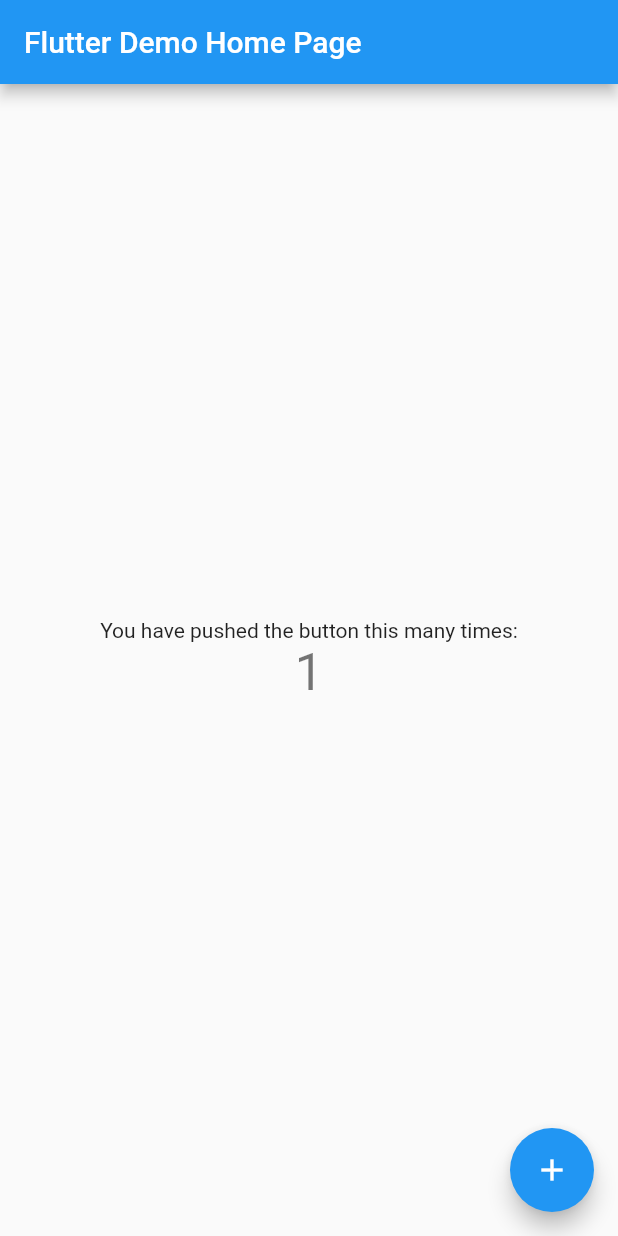
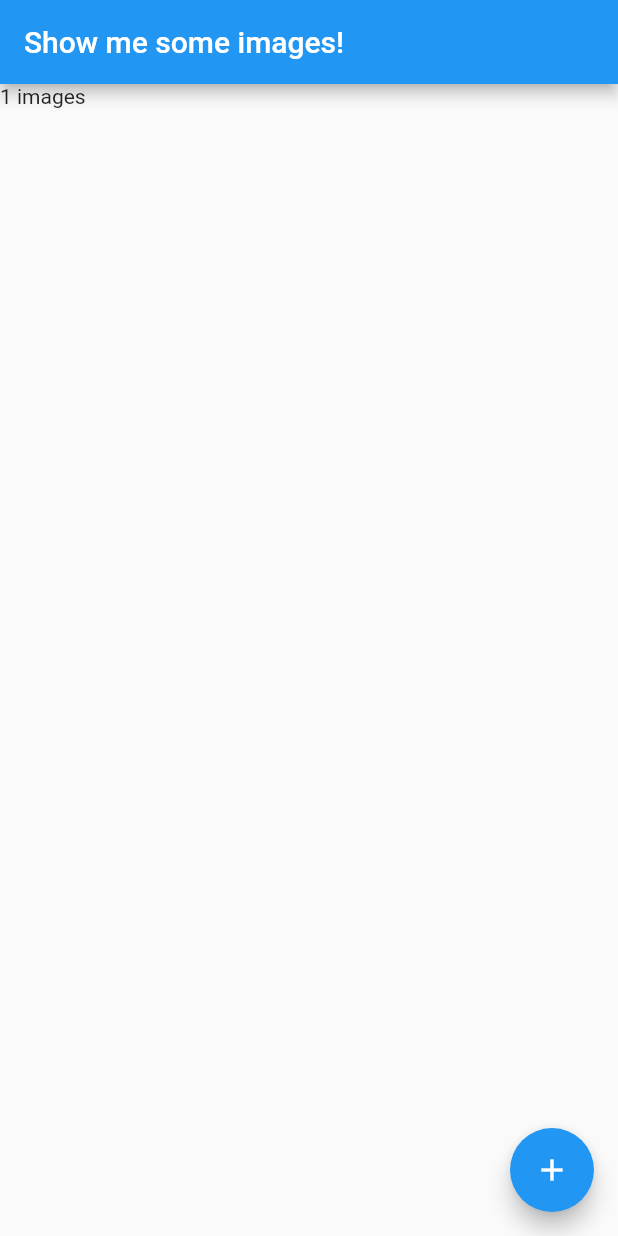
Before and after one commit to RichardMbingi/pics, a Flutter app: the screen it shows after launch, after a tap on the "add" icon, on a phone screen of 412 x 824 dp. Run offline on Flutter 3.47's test engine with Material 2 defaults, Android fonts, the phone set to English and light mode, and no system bars.

```diff
--- a/lib/main.dart
+++ b/lib/main.dart
@@ -1,111 +1,4 @@
 import 'package:flutter/material.dart';
+import 'src/app.dart';
 
-void main() => runApp(MyApp());
-
-class MyApp extends StatelessWidget {
-  // This widget is the root of your application.
-  @override
-  Widget build(BuildContext context) {
-    return MaterialApp(
-      title: 'Flutter Demo',
-      theme: ThemeData(
-        // This is the theme of your application.
-        //
-        // Try running your application with "flutter run". You'll see the
-        // application has a blue toolbar. Then, without quitting the app, try
-        // changing the primarySwatch below to Colors.green and then invoke
-        // "hot reload" (press "r" in the console where you ran "flutter run",
-        // or simply save your changes to "hot reload" in a Flutter IDE).
-        // Notice that the counter didn't reset back to zero; the application
-        // is not restarted.
-        primarySwatch: Colors.blue,
-      ),
-      home: MyHomePage(title: 'Flutter Demo Home Page'),
-    );
-  }
-}
-
-class MyHomePage extends StatefulWidget {
-  MyHomePage({Key key, this.title}) : super(key: key);
-
-  // This widget is the home page of your application. It is stateful, meaning
-  // that it has a State object (defined below) that contains fields that affect
-  // how it looks.
-
-  // This class is the configuration for the state. It holds the values (in this
-  // case the title) provided by the parent (in this case the App widget) and
-  // used by the build method of the State. Fields in a Widget subclass are
-  // always marked "final".
-
-  final String title;
-
-  @override
-  _MyHomePageState createState() => _MyHomePageState();
-}
-
-class _MyHomePageState extends State<MyHomePage> {
-  int _counter = 0;
-
-  void _incrementCounter() {
-    setState(() {
-      // This call to setState tells the Flutter framework that something has
-      // changed in this State, which causes it to rerun the build method below
-      // so that the display can reflect the updated values. If we changed
-      // _counter without calling setState(), then the build method would not be
-      // called again, and so nothing would appear to happen.
-      _counter++;
-    });
-  }
-
-  @override
-  Widget build(BuildContext context) {
-    // This method is rerun every time setState is called, for instance as done
-    // by the _incrementCounter method above.
-    //
-    // The Flutter framework has been optimized to make rerunning build methods
-    // fast, so that you can just rebuild anything that needs updating rather
-    // than having to individually change instances of widgets.
-    return Scaffold(
-      appBar: AppBar(
-        // Here we take the value from the MyHomePage object that was created by
-        // the App.build method, and use it to set our appbar title.
-        title: Text(widget.title),
-      ),
-      body: Center(
-        // Center is a layout widget. It takes a single child and positions it
-        // in the middle of the parent.
-        child: Column(
-          // Column is also a layout widget. It takes a list of children and
-          // arranges them vertically. By default, it sizes itself to fit its
-          // children horizontally, and tries to be as tall as its parent.
-          //
-          // Invoke "debug painting" (press "p" in the console, choose the
-          // "Toggle Debug Paint" action from the Flutter Inspector in Android
-          // Studio, or the "Toggle Debug Paint" command in Visual Studio Code)
-          // to see the wireframe for each widget.
-          //
-          // Column has various properties to control how it sizes itself and
-          // how it positions its children. Here we use mainAxisAlignment to
-          // center the children vertically; the main axis here is the vertical
-          // axis because Columns are vertical (the cross axis would be
-          // horizontal).
-          mainAxisAlignment: MainAxisAlignment.center,
-          children: <Widget>[
-            Text(
-              'You have pushed the button this many times:',
-            ),
-            Text(
-              '$_counter',
-              style: Theme.of(context).textTheme.display1,
-            ),
-          ],
-        ),
-      ),
-      floatingActionButton: FloatingActionButton(
-        onPressed: _incrementCounter,
-        tooltip: 'Increment',
-        child: Icon(Icons.add),
-      ), // This trailing comma makes auto-formatting nicer for build methods.
-    );
-  }
-}
+void main() => runApp(App());
--- /dev/null
+++ b/lib/src/app.dart
@@ -0,0 +1,32 @@
+import 'package:flutter/material.dart';
+
+class App extends StatefulWidget {
+  App({Key key}) : super(key: key);
+
+  @override
+  _AppState createState() => _AppState();
+}
+
+class _AppState extends State<App> {
+  int counter = 0;
+
+  @override
+  Widget build(BuildContext context) {
+    return MaterialApp(
+      home: Scaffold(
+        appBar: AppBar(
+          title: Text('Show me some images!'),
+        ),
+        floatingActionButton: FloatingActionButton(
+          onPressed: () {
+            setState(() {
+              counter++;
+            });
+          },
+          child: Icon(Icons.add),
+        ),
+        body: Text('$counter images'),
+      ),
+    );
+  }
+}
```
Also changed, not shown: 2 other files.
